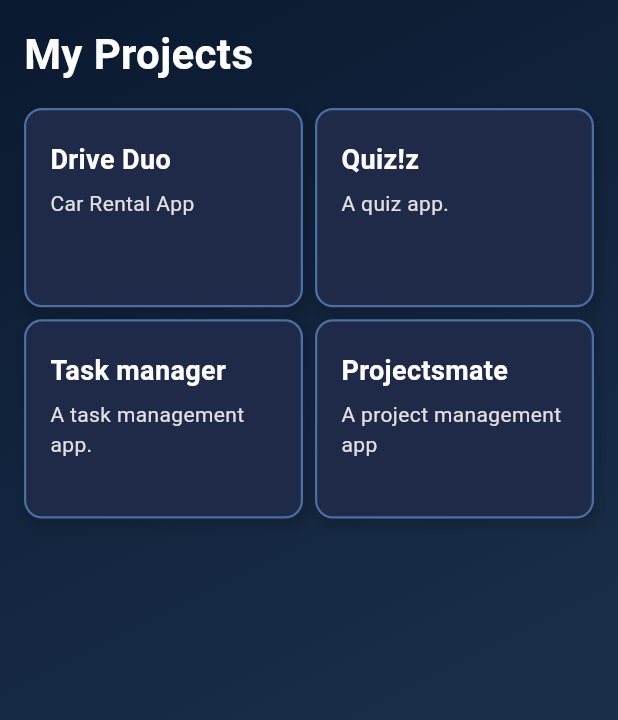
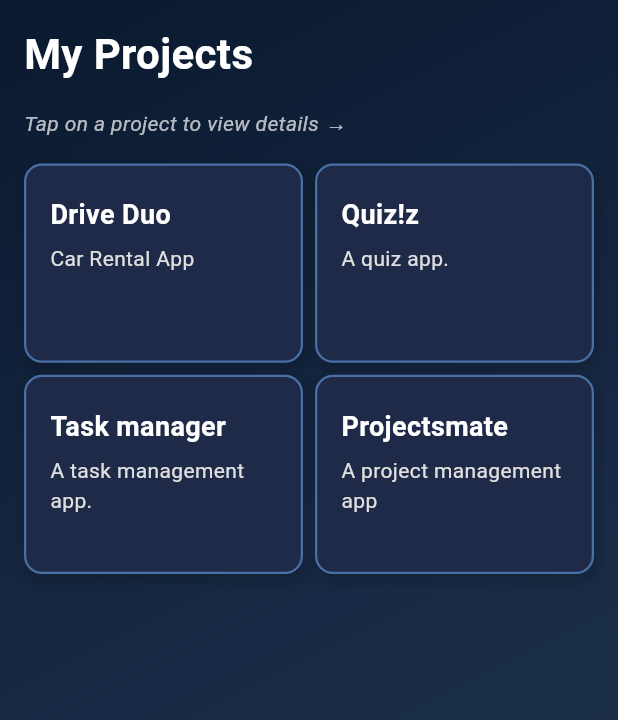
Before and after one commit to hishaamharis/Portfolio, a Flutter app: the ProjectsScreen screen opened directly, on a phone screen of 412 x 824 dp. Shown: the top 720 px of the screen. Run offline on Flutter 3.47's test engine with Material 3 defaults, Android fonts, the phone set to English and light mode, and no system bars; our stand-ins replace flutter_svg, google_fonts, scrollable_positioned_list.

Commit message:
Updated the descriptions of projects

```diff
--- a/lib/screens/projects_screen.dart
+++ b/lib/screens/projects_screen.dart
@@ -1,6 +1,5 @@
 import 'package:flutter/material.dart';
-import 'package:portfolio/constants/app_image.dart';
-import 'package:portfolio/model/project_model.dart';
+import 'package:portfolio/data/project_data.dart';
 import 'package:portfolio/screens/project_detail_screen.dart';
 import 'package:portfolio/widgets/project_card.dart';
 
@@ -9,74 +8,6 @@ class ProjectsScreen extends StatelessWidget {
 
   @override
   Widget build(BuildContext context) {
-    final List<Project> projects = [
-      Project(
-          name: 'Drive Duo',
-          subtitle: 'Car Rental App',
-          description:
-              'Car Rental App that allows users to rent cars from other users.',
-          imageUrl: AppImage.driveDuoImage,
-          techStack: [
-            'Flutter',
-            'Dart',
-            'Firebase Core',
-            'Firebase Authentication',
-            'Provider',
-            'Razorpay',
-          ],
-          githubUrl: 'https://github.com/hishaamharis/drive_duo.git'),
-      Project(
-        name: 'Quiz!z',
-        subtitle: 'A quiz app.',
-        description:
-            'A quiz app.Used to test your knowledge with multiple choice questions in different categories',
-        imageUrl: AppImage.quizizImage,
-        techStack: [
-          'Flutter',
-          'Dart',
-          'Firebase Core',
-          'Firebase Authentication',
-          'Google Sign-In',
-          'Cloud Firestore',
-          'Flutter Native Splash',
-        ],
-      ),
-      Project(
-          name: 'Task manager',
-          subtitle: 'A task management app.',
-          description: 'A task management app.Used to manage your daily tasks',
-          imageUrl: AppImage.taskManagerImage,
-          techStack: [
-            'Flutter',
-            'Dart',
-            'GetX',
-            'Hive',
-            'Hive Flutter',
-            'UUID',
-            'Intl',
-          ],
-          githubUrl: "https://github.com/hishaamharis/task_manager.git"),
-      Project(
-        name: 'Projectsmate',
-        subtitle: 'A project management app',
-        description: 'A project management app',
-        imageUrl: AppImage.projectsmateImage,
-        techStack: [
-          'Flutter',
-          'Dart',
-          'Dio',
-          'Awesome Dio Interceptor',
-          'Firebase Core',
-          'Firebase Authentication',
-          'Google Sign-In',
-          'GoRouter',
-          'Provider',
-          'Shared Preferences',
-          'Flutter Secure Storage',
-        ],
-      ),
-    ];
-
     return Scaffold(
       body: Container(
         decoration: const BoxDecoration(
@@ -101,6 +32,15 @@ class ProjectsScreen extends StatelessWidget {
                   fontSize: 28,
                   fontWeight: FontWeight.bold,
                   color: Colors.white,
+                ),
+              ),
+              const SizedBox(height: 16),
+              const Text(
+                'Tap on a project to view details →', // Add this line
+                style: TextStyle(
+                  fontSize: 14,
+                  color: Colors.white70, // Use a subtle color
+                  fontStyle: FontStyle.italic,
                 ),
               ),
               const SizedBox(height: 16),
```
